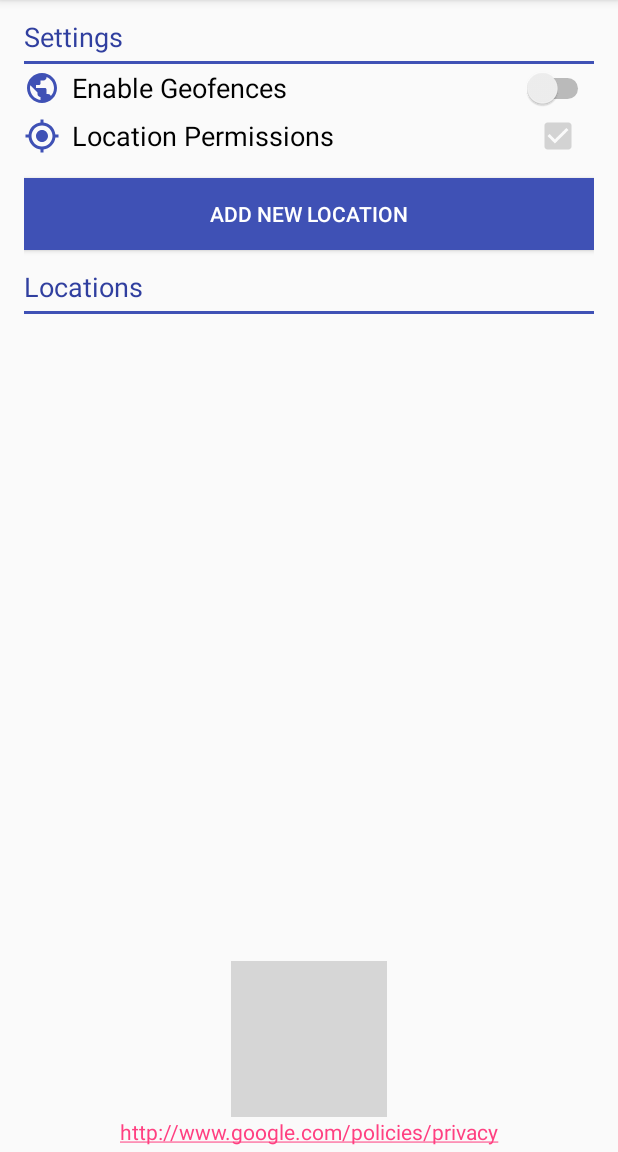
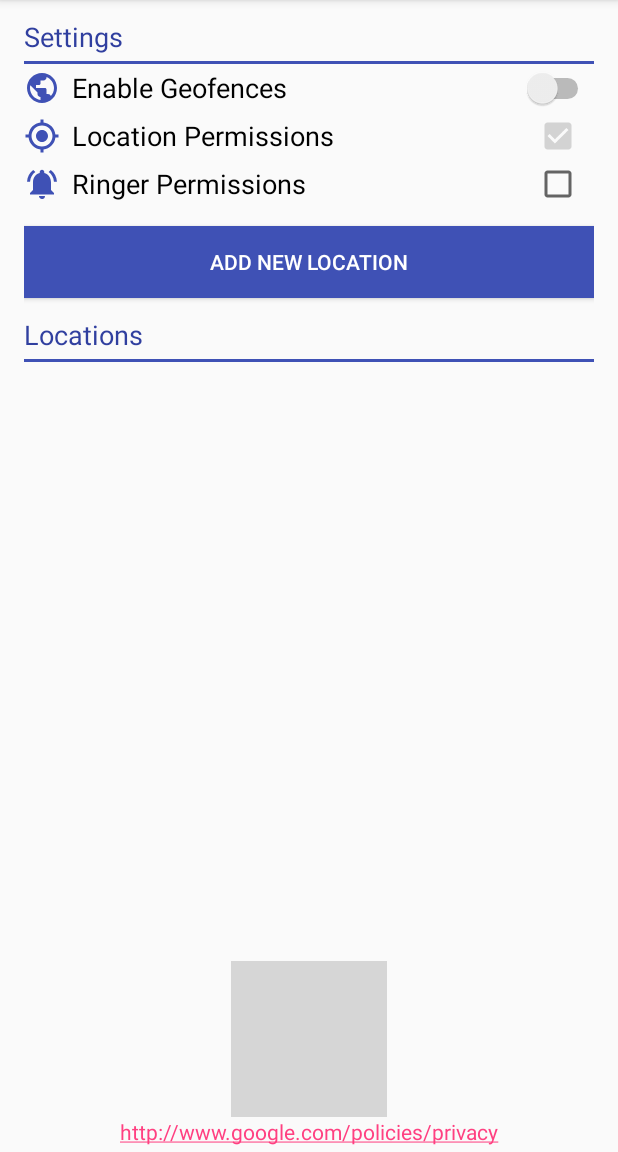
Before and after one commit to WildanZq/AdvancedAndroid_Shushme-StarterCode, an Android app: the screen it shows after launch (MainActivity), on a phone screen of 412 x 824 dp, the part 84-1236 px from its top. Run offline under Robolectric (Android 15) with nearby library versions, the phone set to English and light mode, and no system bars; 2 statements that could not run were skipped; grey boxes are pictures that could not be loaded.

```diff
--- a/app/src/main/java/com/example/android/shushme/MainActivity.java
+++ b/app/src/main/java/com/example/android/shushme/MainActivity.java
@@ -16,6 +16,7 @@ package com.example.android.shushme;
 * limitations under the License.
 */
 
+import android.app.NotificationManager;
 import android.content.ContentValues;
 import android.content.Intent;
 import android.content.SharedPreferences;
@@ -243,6 +244,22 @@ public class MainActivity extends AppCompatActivity implements
             locationPermissions.setChecked(true);
             locationPermissions.setEnabled(false);
         }
+
+        // Initialize ringer permissions checkbox
+        CheckBox ringerPermissions = (CheckBox) findViewById(R.id.ringer_permissions_checkbox);
+        NotificationManager nm = (NotificationManager) getSystemService(NOTIFICATION_SERVICE);
+        // Check if the API supports such permission change and check if permission is granted
+        if (android.os.Build.VERSION.SDK_INT >= 24 && !nm.isNotificationPolicyAccessGranted()) {
+            ringerPermissions.setChecked(false);
+        } else {
+            ringerPermissions.setChecked(true);
+            ringerPermissions.setEnabled(false);
+        }
+    }
+
+    public void onRingerPermissionsClicked(View view) {
+        Intent intent = new Intent(android.provider.Settings.ACTION_NOTIFICATION_POLICY_ACCESS_SETTINGS);
+        startActivity(intent);
     }
 
     public void onLocationPermissionClicked(View view) {
--- a/app/src/main/res/layout/activity_main.xml
+++ b/app/src/main/res/layout/activity_main.xml
@@ -95,6 +95,42 @@
             </RelativeLayout>
         </LinearLayout>
 
+        <LinearLayout
+            android:layout_width="match_parent"
+            android:layout_height="wrap_content"
+            android:orientation="horizontal">
+
+            <ImageView
+                android:layout_width="wrap_content"
+                android:layout_height="wrap_content"
+                android:paddingBottom="4dp"
+                android:paddingRight="8dp"
+                android:paddingTop="4dp"
+                android:src="@drawable/ic_notifications_active_primary_24dp" />
+
+            <TextView
+                android:layout_width="wrap_content"
+                android:layout_height="wrap_content"
+                android:layout_gravity="center"
+                android:text="@string/ringer_permissions"
+                android:textAppearance="@style/TextAppearance.AppCompat.Medium"
+                android:textColor="@android:color/black" />
+
+            <RelativeLayout
+                android:layout_width="match_parent"
+                android:layout_height="match_parent">
+
+                <CheckBox
+                    android:id="@+id/ringer_permissions_checkbox"
+                    android:layout_width="wrap_content"
+                    android:layout_height="wrap_content"
+                    android:layout_alignParentRight="true"
+                    android:layout_marginRight="8dp"
+                    android:onClick="onRingerPermissionsClicked" />
+
+            </RelativeLayout>
+        </LinearLayout>
+
         <Button
             android:layout_width="match_parent"
             android:layout_height="wrap_content"
--- a/app/src/main/res/values/strings.xml
+++ b/app/src/main/res/values/strings.xml
@@ -9,4 +9,8 @@
     <string name="location_permissions">Location Permissions</string>
     <string name="enable_geofences">Enable Geofences</string>
     <string name="privacy">http://www.google.com/policies/privacy</string>
+    <string name="ringer_permissions">Ringer Permissions</string>
+    <string name="silent_mode_activated">Silent mode activated</string>
+    <string name="touch_to_relaunch">Touch to launch the app.</string>
+    <string name="back_to_normal">Back to normal</string>
 </resources>
```
Also changed, not shown: app/src/main/java/com/example/android/shushme/GeofenceBroadcastReceiver.java (+97 -1 lines).
